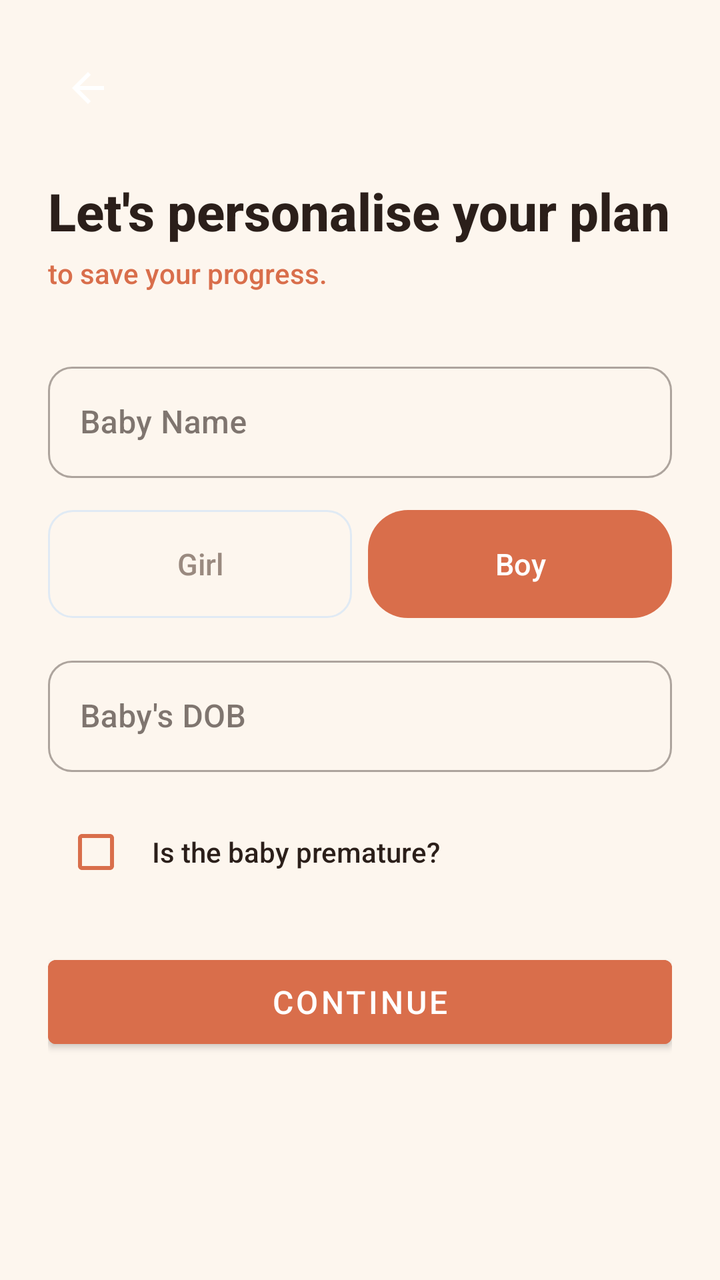
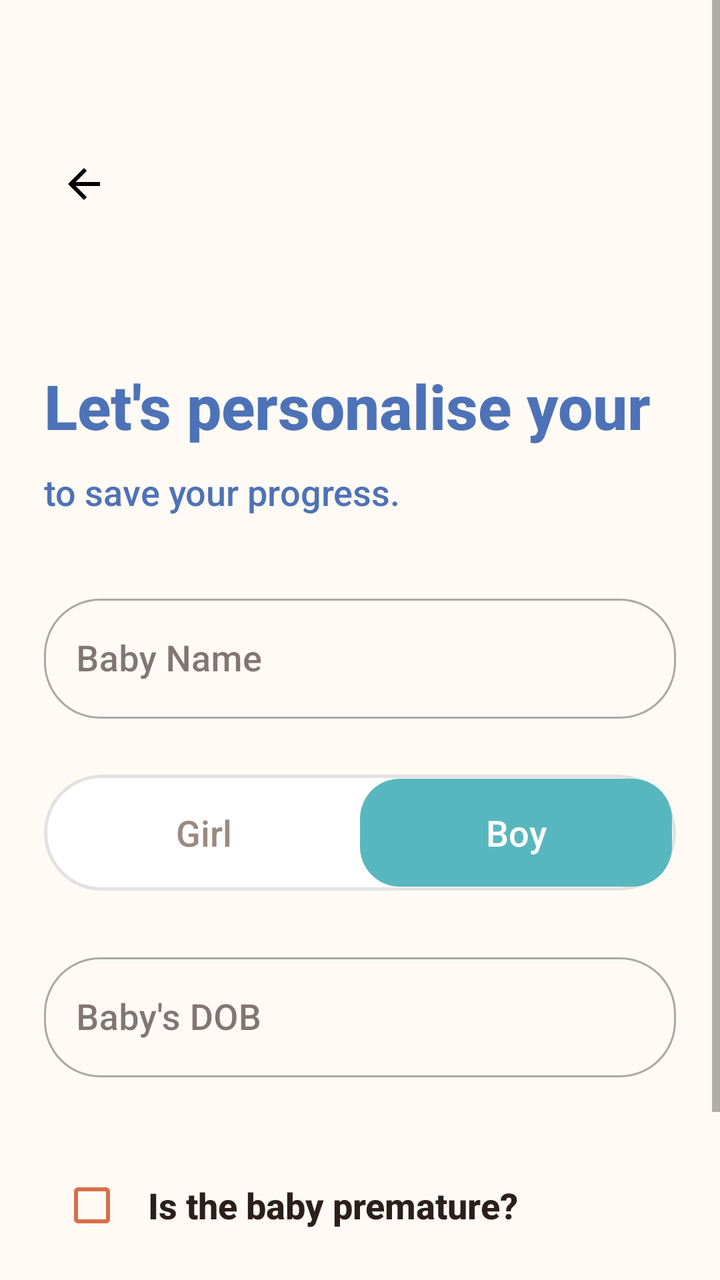

An Android layout rendered at two revisions. The XML below is the earlier revision; the diff shows what the commit changed to produce the second picture.
<!-- AndroidManifest.xml: application theme Theme.TalentBaby -->
<!-- res/layout/activity_add_baby.xml -->
<?xml version="1.0" encoding="utf-8"?>
<ScrollView
    xmlns:android="http://schemas.android.com/apk/res/android"
    xmlns:app="http://schemas.android.com/apk/res-auto"
    android:layout_width="match_parent"
    android:layout_height="match_parent"
    android:background="@color/background"
    android:fillViewport="true">

    <LinearLayout
        android:layout_width="match_parent"
        android:layout_height="wrap_content"
        android:orientation="vertical"
        android:padding="24dp">

        
        <ImageButton
            android:id="@+id/btnBack"
            android:layout_width="40dp"
            android:layout_height="40dp"
            android:background="?attr/selectableItemBackgroundBorderless"
            android:src="@drawable/ic_back"
            android:contentDescription="Back"
            android:layout_marginBottom="24dp" />

        
        <TextView
            android:layout_width="wrap_content"
            android:layout_height="wrap_content"
            android:text="@string/personalise_plan_title"
            android:textSize="26sp"
            android:textStyle="bold"
            android:textColor="@color/text_primary"
            android:layout_marginBottom="4dp" />

        
        <TextView
            android:layout_width="wrap_content"
            android:layout_height="wrap_content"
            android:text="@string/save_progress_subtitle"
            android:textSize="14sp"
            android:textColor="@color/primary"
            android:layout_marginBottom="32dp" />

        
        <LinearLayout
            android:id="@+id/layoutStep1"
            android:layout_width="match_parent"
            android:layout_height="wrap_content"
            android:orientation="vertical">

            <com.google.android.material.textfield.TextInputLayout
                android:layout_width="match_parent"
                android:layout_height="wrap_content"
                android:layout_marginBottom="16dp"
                app:boxCornerRadiusTopStart="12dp"
                app:boxCornerRadiusTopEnd="12dp"
                app:boxCornerRadiusBottomStart="12dp"
                app:boxCornerRadiusBottomEnd="12dp"
                app:boxBackgroundMode="outline"
                style="@style/Widget.MaterialComponents.TextInputLayout.OutlinedBox">
                <com.google.android.material.textfield.TextInputEditText
                    android:id="@+id/editBabyName"
                    android:layout_width="match_parent"
                    android:layout_height="wrap_content"
                    android:hint="@string/baby_name"
                    android:inputType="textPersonName" />
            </com.google.android.material.textfield.TextInputLayout>

            
            <LinearLayout
                android:layout_width="match_parent"
                android:layout_height="54dp"
                android:orientation="horizontal"
                android:layout_marginBottom="16dp">

                <TextView
                    android:id="@+id/btnGirl"
                    android:layout_width="0dp"
                    android:layout_height="match_parent"
                    android:layout_weight="1"
                    android:text="@string/girl"
                    android:textSize="15sp"
                    android:textColor="@color/text_secondary"
                    android:background="@drawable/bg_date_unselected"
                    android:gravity="center"
                    android:layout_marginEnd="8dp"
                    android:clickable="true"
                    android:focusable="true" />

                <TextView
                    android:id="@+id/btnBoy"
                    android:layout_width="0dp"
                    android:layout_height="match_parent"
                    android:layout_weight="1"
                    android:text="@string/boy"
                    android:textSize="15sp"
                    android:textColor="@color/white"
                    android:background="@drawable/bg_teal_button"
                    android:gravity="center"
                    android:clickable="true"
                    android:focusable="true" />
            </LinearLayout>

            
            <com.google.android.material.textfield.TextInputLayout
                android:layout_width="match_parent"
                android:layout_height="wrap_content"
                android:layout_marginBottom="16dp"
                app:boxCornerRadiusTopStart="12dp"
                app:boxCornerRadiusTopEnd="12dp"
                app:boxCornerRadiusBottomStart="12dp"
                app:boxCornerRadiusBottomEnd="12dp"
                app:boxBackgroundMode="outline"
                style="@style/Widget.MaterialComponents.TextInputLayout.OutlinedBox">
                <com.google.android.material.textfield.TextInputEditText
                    android:id="@+id/editBirthDate"
                    android:layout_width="match_parent"
                    android:layout_height="wrap_content"
                    android:hint="@string/baby_dob"
                    android:inputType="none"
                    android:focusable="false"
                    android:clickable="true" />
            </com.google.android.material.textfield.TextInputLayout>

            
            <LinearLayout
                android:layout_width="match_parent"
                android:layout_height="wrap_content"
                android:orientation="horizontal"
                android:gravity="center_vertical"
                android:layout_marginBottom="8dp">

                <com.google.android.material.checkbox.MaterialCheckBox
                    android:id="@+id/checkboxPremature"
                    android:layout_width="wrap_content"
                    android:layout_height="wrap_content"
                    app:buttonTint="@color/primary" />

                <TextView
                    android:layout_width="wrap_content"
                    android:layout_height="wrap_content"
                    android:text="@string/is_premature"
                    android:textSize="14sp"
                    android:textColor="@color/text_primary"
                    android:layout_marginStart="4dp" />
            </LinearLayout>

            
            <com.google.android.material.textfield.TextInputLayout
                android:id="@+id/layoutScheduledDob"
                android:layout_width="match_parent"
                android:layout_height="wrap_content"
                android:layout_marginBottom="4dp"
                android:visibility="gone"
                app:boxCornerRadiusTopStart="12dp"
                app:boxCornerRadiusTopEnd="12dp"
                app:boxCornerRadiusBottomStart="12dp"
                app:boxCornerRadiusBottomEnd="12dp"
                app:boxBackgroundMode="outline"
                style="@style/Widget.MaterialComponents.TextInputLayout.OutlinedBox">
                <com.google.android.material.textfield.TextInputEditText
                    android:id="@+id/editScheduledDob"
                    android:layout_width="match_parent"
                    android:layout_height="wrap_content"
                    android:hint="@string/scheduled_dob"
                    android:inputType="none"
                    android:focusable="false" />
            </com.google.android.material.textfield.TextInputLayout>

            <TextView
                android:id="@+id/textScheduledDobHint"
                android:layout_width="wrap_content"
                android:layout_height="wrap_content"
                android:text="@string/premature_hint"
                android:textSize="12sp"
                android:textColor="@color/text_secondary"
                android:layout_marginBottom="16dp"
                android:visibility="gone" />

        </LinearLayout>

        
        <LinearLayout
            android:id="@+id/layoutStep2"
            android:layout_width="match_parent"
            android:layout_height="wrap_content"
            android:orientation="vertical"
            android:visibility="gone">

            <com.google.android.material.textfield.TextInputLayout
                android:layout_width="match_parent"
                android:layout_height="wrap_content"
                android:layout_marginBottom="20dp"
                app:boxCornerRadiusTopStart="12dp"
                app:boxCornerRadiusTopEnd="12dp"
                app:boxCornerRadiusBottomStart="12dp"
                app:boxCornerRadiusBottomEnd="12dp"
                app:boxBackgroundMode="outline"
                style="@style/Widget.MaterialComponents.TextInputLayout.OutlinedBox">
                <com.google.android.material.textfield.TextInputEditText
                    android:id="@+id/editParentName"
                    android:layout_width="match_parent"
                    android:layout_height="wrap_content"
                    android:hint="@string/your_name"
                    android:inputType="textPersonName" />
            </com.google.android.material.textfield.TextInputLayout>

            <TextView
                android:layout_width="wrap_content"
                android:layout_height="wrap_content"
                android:text="@string/relationship_with_baby"
                android:textSize="14sp"
                android:textColor="@color/text_secondary"
                android:layout_marginBottom="8dp" />

            <RadioGroup
                android:id="@+id/radioGroupRelationship"
                android:layout_width="match_parent"
                android:layout_height="wrap_content"
                android:layout_marginBottom="24dp">

                <RadioButton android:id="@+id/radioFather" android:layout_width="match_parent" android:layout_height="48dp" android:text="@string/rel_father" android:textSize="15sp" android:textColor="@color/text_primary" android:paddingStart="4dp" android:gravity="center_vertical" />
                <View android:layout_width="match_parent" android:layout_height="1dp" android:background="@color/divider" />
                <RadioButton android:id="@+id/radioMother" android:layout_width="match_parent" android:layout_height="48dp" android:text="@string/rel_mother" android:textSize="15sp" android:textColor="@color/text_primary" android:paddingStart="4dp" android:gravity="center_vertical" />
                <View android:layout_width="match_parent" android:layout_height="1dp" android:background="@color/divider" />
                <RadioButton android:id="@+id/radioGrandfather" android:layout_width="match_parent" android:layout_height="48dp" android:text="@string/rel_grandfather" android:textSize="15sp" android:textColor="@color/text_primary" android:paddingStart="4dp" android:gravity="center_vertical" />
                <View android:layout_width="match_parent" android:layout_height="1dp" android:background="@color/divider" />
                <RadioButton android:id="@+id/radioGrandmother" android:layout_width="match_parent" android:layout_height="48dp" android:text="@string/rel_grandmother" android:textSize="15sp" android:textColor="@color/text_primary" android:paddingStart="4dp" android:gravity="center_vertical" />
                <View android:layout_width="match_parent" android:layout_height="1dp" android:background="@color/divider" />
                <RadioButton android:id="@+id/radioBabysitter" android:layout_width="match_parent" android:layout_height="48dp" android:text="@string/rel_babysitter" android:textSize="15sp" android:textColor="@color/text_primary" android:paddingStart="4dp" android:gravity="center_vertical" />
                <View android:layout_width="match_parent" android:layout_height="1dp" android:background="@color/divider" />
                <RadioButton android:id="@+id/radioOther" android:layout_width="match_parent" android:layout_height="48dp" android:text="@string/rel_other" android:textSize="15sp" android:textColor="@color/text_primary" android:paddingStart="4dp" android:gravity="center_vertical" />
            </RadioGroup>
        </LinearLayout>

        
        <Button
            android:id="@+id/buttonContinue"
            android:layout_width="match_parent"
            android:layout_height="54dp"
            android:text="@string/continue_btn"
            android:textSize="16sp"
            android:backgroundTint="@color/primary"
            style="@style/Widget.MaterialComponents.Button"
            android:layout_marginTop="16dp" />

    </LinearLayout>
</ScrollView>
<!-- resources referenced by this layout -->
<resources>
  <color name="background">#FFFDF6EE</color>
  <color name="divider">#FFE0EAF4</color>
  <color name="primary">#FFD96E4B</color>
  <color name="white">#FFFFFFFF</color>
  <!-- drawable bg_date_unselected (drawable) -->
  <?xml version="1.0" encoding="utf-8"?>
  <shape xmlns:android="http://schemas.android.com/apk/res/android"
      android:shape="rectangle">
      <solid android:color="@color/date_unselected_bg" />
      <corners android:radius="12dp" />
      <stroke
          android:width="1dp"
          android:color="@color/divider" />
  </shape>
  <!-- drawable bg_teal_button (drawable) -->
  <?xml version="1.0" encoding="utf-8"?>
  <shape xmlns:android="http://schemas.android.com/apk/res/android"
      android:shape="rectangle">
      <solid android:color="@color/primary" />
      <corners android:radius="20dp" />
  </shape>
  <string name="boy">Boy</string>
  <string name="girl">Girl</string>
  <string name="rel_father">Father</string>
  <string name="rel_mother">Mother</string>
  <string name="rel_other">Other</string>
  <string name="your_name">Your Name</string>
  <style name="Theme.TalentBaby" parent="Theme.MaterialComponents.DayNight.NoActionBar">
          
          <item name="colorPrimary">@color/primary</item>
          <item name="colorPrimaryVariant">@color/primary_dark</item>
          <item name="colorOnPrimary">@color/white</item>
          
          <item name="colorSecondary">@color/secondary</item>
          <item name="colorSecondaryVariant">@color/secondary_dark</item>
          <item name="colorOnSecondary">@color/white</item>
          
          <item name="colorSurface">@color/surface</item>
          <item name="colorOnSurface">@color/text_primary</item>
          <item name="android:colorBackground">@color/background</item>
          <item name="android:windowBackground">@color/background</item>
          
          <item name="android:statusBarColor">@color/background</item>
          <item name="android:windowLightStatusBar">true</item>
          
          <item name="elevationOverlayEnabled">true</item>
          
          <item name="android:fontFamily">sans-serif-medium</item>
      </style>
  <color name="date_unselected_bg">#00FFFFFF</color>
  <color name="secondary">#FFE8B14A</color>
  <color name="surface">#FFFFFFFF</color>
  <!-- unchanged entries left out for length: 17 -->
</resources>

<!-- the commit's change to res/layout/activity_add_baby.xml (unified diff, before → after) -->
@@ -4,14 +4,17 @@
     xmlns:app="http://schemas.android.com/apk/res-auto"
     android:layout_width="match_parent"
     android:layout_height="match_parent"
-    android:background="@color/background"
+    android:background="@color/design_cream"
     android:fillViewport="true">
 
     <LinearLayout
         android:layout_width="match_parent"
-        android:layout_height="wrap_content"
+        android:layout_height="match_parent"
         android:orientation="vertical"
-        android:padding="24dp">
+        android:paddingStart="22dp"
+        android:paddingTop="72dp"
+        android:paddingEnd="22dp"
+        android:paddingBottom="24dp">
 
         
         <ImageButton
@@ -20,27 +23,29 @@
             android:layout_height="40dp"
             android:background="?attr/selectableItemBackgroundBorderless"
             android:src="@drawable/ic_back"
+            android:tint="@color/black"
             android:contentDescription="Back"
-            android:layout_marginBottom="24dp" />
+            android:layout_marginBottom="70dp" />
 
         
         <TextView
             android:layout_width="wrap_content"
             android:layout_height="wrap_content"
             android:text="@string/personalise_plan_title"
-            android:textSize="26sp"
+            android:textSize="31sp"
             android:textStyle="bold"
-            android:textColor="@color/text_primary"
-            android:layout_marginBottom="4dp" />
+            android:textColor="@color/design_blue"
+            android:maxLines="1"
+            android:layout_marginBottom="10dp" />
 
         
         <TextView
             android:layout_width="wrap_content"
             android:layout_height="wrap_content"
             android:text="@string/save_progress_subtitle"
-            android:textSize="14sp"
-            android:textColor="@color/primary"
-            android:layout_marginBottom="32dp" />
+            android:textSize="18sp"
+            android:textColor="@color/design_blue"
+            android:layout_marginBottom="36dp" />
 
         
         <LinearLayout
@@ -52,27 +57,30 @@
             <com.google.android.material.textfield.TextInputLayout
                 android:layout_width="match_parent"
                 android:layout_height="wrap_content"
-                android:layout_marginBottom="16dp"
-                app:boxCornerRadiusTopStart="12dp"
-                app:boxCornerRadiusTopEnd="12dp"
-                app:boxCornerRadiusBottomStart="12dp"
-                app:boxCornerRadiusBottomEnd="12dp"
+                android:layout_marginBottom="28dp"
+                app:boxCornerRadiusTopStart="28dp"
+                app:boxCornerRadiusTopEnd="28dp"
+                app:boxCornerRadiusBottomStart="28dp"
+                app:boxCornerRadiusBottomEnd="28dp"
                 app:boxBackgroundMode="outline"
                 style="@style/Widget.MaterialComponents.TextInputLayout.OutlinedBox">
                 <com.google.android.material.textfield.TextInputEditText
                     android:id="@+id/editBabyName"
                     android:layout_width="match_parent"
-                    android:layout_height="wrap_content"
+                    android:layout_height="60dp"
                     android:hint="@string/baby_name"
+                    android:textSize="18sp"
                     android:inputType="textPersonName" />
             </com.google.android.material.textfield.TextInputLayout>
 
             
             <LinearLayout
                 android:layout_width="match_parent"
-                android:layout_height="54dp"
+                android:layout_height="58dp"
                 android:orientation="horizontal"
-                android:layout_marginBottom="16dp">
+                android:background="@drawable/bg_soft_input"
+                android:padding="2dp"
+                android:layout_marginBottom="28dp">
 
                 <TextView
                     android:id="@+id/btnGirl"
@@ -80,11 +88,10 @@
                     android:layout_height="match_parent"
                     android:layout_weight="1"
                     android:text="@string/girl"
-                    android:textSize="15sp"
+                    android:textSize="18sp"
                     android:textColor="@color/text_secondary"
-                    android:background="@drawable/bg_date_unselected"
+                    android:background="@android:color/transparent"
                     android:gravity="center"
-                    android:layout_marginEnd="8dp"
                     android:clickable="true"
                     android:focusable="true" />
 
@@ -94,7 +101,7 @@
                     android:layout_height="match_parent"
                     android:layout_weight="1"
                     android:text="@string/boy"
-                    android:textSize="15sp"
+                    android:textSize="18sp"
                     android:textColor="@color/white"
                     android:background="@drawable/bg_teal_button"
                     android:gravity="center"
@@ -104,22 +111,27 @@
 
             
             <com.google.android.material.textfield.TextInputLayout
-                android:layout_width="match_parent"
-                android:layout_height="wrap_content"
-                android:layout_marginBottom="16dp"
-                app:boxCornerRadiusTopStart="12dp"
-                app:boxCornerRadiusTopEnd="12dp"
-                app:boxCornerRadiusBottomStart="12dp"
-                app:boxCornerRadiusBottomEnd="12dp"
+                android:id="@+id/layoutBirthDate"
+                android:layout_width="match_parent"
+                android:layout_height="wrap_content"
+                android:layout_marginBottom="40dp"
+                android:clickable="true"
+                android:focusable="true"
+                app:boxCornerRadiusTopStart="28dp"
+                app:boxCornerRadiusTopEnd="28dp"
+                app:boxCornerRadiusBottomStart="28dp"
+                app:boxCornerRadiusBottomEnd="28dp"
                 app:boxBackgroundMode="outline"
                 style="@style/Widget.MaterialComponents.TextInputLayout.OutlinedBox">
                 <com.google.android.material.textfield.TextInputEditText
                     android:id="@+id/editBirthDate"
                     android:layout_width="match_parent"
-                    android:layout_height="wrap_content"
+                    android:layout_height="60dp"
                     android:hint="@string/baby_dob"
+                    android:textSize="18sp"
                     android:inputType="none"
                     android:focusable="false"
+                    android:focusableInTouchMode="false"
                     android:clickable="true" />
             </com.google.android.material.textfield.TextInputLayout>
 
@@ -141,7 +153,8 @@
                     android:layout_width="wrap_content"
                     android:layout_height="wrap_content"
                     android:text="@string/is_premature"
-                    android:textSize="14sp"
+                    android:textSize="18sp"
+                    android:textStyle="bold"
                     android:textColor="@color/text_primary"
                     android:layout_marginStart="4dp" />
             </LinearLayout>
@@ -153,10 +166,12 @@
                 android:layout_height="wrap_content"
                 android:layout_marginBottom="4dp"
                 android:visibility="gone"
-                app:boxCornerRadiusTopStart="12dp"
-                app:boxCornerRadiusTopEnd="12dp"
-                app:boxCornerRadiusBottomStart="12dp"
-                app:boxCornerRadiusBottomEnd="12dp"
+                android:clickable="true"
+                android:focusable="true"
+                app:boxCornerRadiusTopStart="28dp"
+                app:boxCornerRadiusTopEnd="28dp"
+                app:boxCornerRadiusBottomStart="28dp"
+                app:boxCornerRadiusBottomEnd="28dp"
                 app:boxBackgroundMode="outline"
                 style="@style/Widget.MaterialComponents.TextInputLayout.OutlinedBox">
                 <com.google.android.material.textfield.TextInputEditText
@@ -165,7 +180,9 @@
                     android:layout_height="wrap_content"
                     android:hint="@string/scheduled_dob"
                     android:inputType="none"
-                    android:focusable="false" />
+                    android:focusable="false"
+                    android:focusableInTouchMode="false"
+                    android:clickable="true" />
             </com.google.android.material.textfield.TextInputLayout>
 
             <TextView
@@ -192,10 +209,10 @@
                 android:layout_width="match_parent"
                 android:layout_height="wrap_content"
                 android:layout_marginBottom="20dp"
-                app:boxCornerRadiusTopStart="12dp"
-                app:boxCornerRadiusTopEnd="12dp"
-                app:boxCornerRadiusBottomStart="12dp"
-                app:boxCornerRadiusBottomEnd="12dp"
+                app:boxCornerRadiusTopStart="28dp"
+                app:boxCornerRadiusTopEnd="28dp"
+                app:boxCornerRadiusBottomStart="28dp"
+                app:boxCornerRadiusBottomEnd="28dp"
                 app:boxBackgroundMode="outline"
                 style="@style/Widget.MaterialComponents.TextInputLayout.OutlinedBox">
                 <com.google.android.material.textfield.TextInputEditText
@@ -230,18 +247,31 @@
                 <View android:layout_width="match_parent" android:layout_height="1dp" android:background="@color/divider" />
                 <RadioButton android:id="@+id/radioBabysitter" android:layout_width="match_parent" android:layout_height="48dp" android:text="@string/rel_babysitter" android:textSize="15sp" android:textColor="@color/text_primary" android:paddingStart="4dp" android:gravity="center_vertical" />
                 <View android:layout_width="match_parent" android:layout_height="1dp" android:background="@color/divider" />
+                <RadioButton android:id="@+id/radioAunt" android:layout_width="match_parent" android:layout_height="48dp" android:text="@string/rel_aunt" android:textSize="15sp" android:textColor="@color/text_primary" android:paddingStart="4dp" android:gravity="center_vertical" />
+                <View android:layout_width="match_parent" android:layout_height="1dp" android:background="@color/divider" />
+                <RadioButton android:id="@+id/radioUncle" android:layout_width="match_parent" android:layout_height="48dp" android:text="@string/rel_uncle" android:textSize="15sp" android:textColor="@color/text_primary" android:paddingStart="4dp" android:gravity="center_vertical" />
+                <View android:layout_width="match_parent" android:layout_height="1dp" android:background="@color/divider" />
+                <RadioButton android:id="@+id/radioDevelopmentProfessional" android:layout_width="match_parent" android:layout_height="48dp" android:text="@string/rel_development_professional" android:textSize="15sp" android:textColor="@color/text_primary" android:paddingStart="4dp" android:gravity="center_vertical" />
+                <View android:layout_width="match_parent" android:layout_height="1dp" android:background="@color/divider" />
                 <RadioButton android:id="@+id/radioOther" android:layout_width="match_parent" android:layout_height="48dp" android:text="@string/rel_other" android:textSize="15sp" android:textColor="@color/text_primary" android:paddingStart="4dp" android:gravity="center_vertical" />
             </RadioGroup>
         </LinearLayout>
 
+        <View
+            android:layout_width="match_parent"
+            android:layout_height="0dp"
+            android:layout_weight="1" />
+
         
         <Button
             android:id="@+id/buttonContinue"
             android:layout_width="match_parent"
-            android:layout_height="54dp"
+            android:layout_height="62dp"
             android:text="@string/continue_btn"
-            android:textSize="16sp"
-            android:backgroundTint="@color/primary"
+            android:textSize="18sp"
+            android:textColor="@color/design_gray"
+            android:background="@drawable/bg_disabled_pill"
+            android:backgroundTint="@null"
             style="@style/Widget.MaterialComponents.Button"
             android:layout_marginTop="16dp" />
 
<!-- resource entries referenced after the edit -->
@@ -1,31 +1,58 @@
 <!-- resources referenced by this layout -->
 <resources>
+  <color name="black">#FF000000</color>
+  <color name="design_blue">#FF4E72B7</color>
+  <color name="design_cream">#FFFFFBF4</color>
+  <color name="design_gray">#FF7C7E83</color>
   <color name="background">#FFFDF6EE</color>
+  <style name="Animation.TalentBaby.None" parent="@android:style/Animation">
+          <item name="android:activityOpenEnterAnimation">@null</item>
+          <item name="android:activityOpenExitAnimation">@null</item>
+          <item name="android:activityCloseEnterAnimation">@null</item>
+          <item name="android:activityCloseExitAnimation">@null</item>
+          <item name="android:taskOpenEnterAnimation">@null</item>
+          <item name="android:taskOpenExitAnimation">@null</item>
+          <item name="android:taskCloseEnterAnimation">@null</item>
+          <item name="android:taskCloseExitAnimation">@null</item>
+          <item name="android:taskToFrontEnterAnimation">@null</item>
+          <item name="android:taskToFrontExitAnimation">@null</item>
+          <item name="android:taskToBackEnterAnimation">@null</item>
+          <item name="android:taskToBackExitAnimation">@null</item>
+      </style>
+  <color name="app_header_start">#FFC8EEF4</color>
   <color name="divider">#FFE0EAF4</color>
   <color name="primary">#FFD96E4B</color>
   <color name="white">#FFFFFFFF</color>
-  <!-- drawable bg_date_unselected (drawable) -->
+  <!-- drawable bg_disabled_pill (drawable) -->
   <?xml version="1.0" encoding="utf-8"?>
-  <shape xmlns:android="http://schemas.android.com/apk/res/android"
-      android:shape="rectangle">
-      <solid android:color="@color/date_unselected_bg" />
-      <corners android:radius="12dp" />
+  <shape xmlns:android="http://schemas.android.com/apk/res/android">
+      <solid android:color="#E1E6EA" />
+      <corners android:radius="30dp" />
+  </shape>
+  <!-- drawable bg_soft_input (drawable) -->
+  <?xml version="1.0" encoding="utf-8"?>
+  <shape xmlns:android="http://schemas.android.com/apk/res/android">
+      <solid android:color="@color/white" />
+      <corners android:radius="28dp" />
       <stroke
-          android:width="1dp"
-          android:color="@color/divider" />
+          android:width="1.5dp"
+          android:color="@color/design_line" />
   </shape>
   <!-- drawable bg_teal_button (drawable) -->
   <?xml version="1.0" encoding="utf-8"?>
   <shape xmlns:android="http://schemas.android.com/apk/res/android"
       android:shape="rectangle">
-      <solid android:color="@color/primary" />
+      <solid android:color="@color/home_teal" />
       <corners android:radius="20dp" />
   </shape>
   <string name="boy">Boy</string>
   <string name="girl">Girl</string>
+  <string name="rel_aunt">Aunt</string>
+  <string name="rel_development_professional">Development Professional</string>
   <string name="rel_father">Father</string>
   <string name="rel_mother">Mother</string>
   <string name="rel_other">Other</string>
+  <string name="rel_uncle">Uncle</string>
   <string name="your_name">Your Name</string>
   <style name="Theme.TalentBaby" parent="Theme.MaterialComponents.DayNight.NoActionBar">
           
@@ -41,15 +68,19 @@
           <item name="colorOnSurface">@color/text_primary</item>
           <item name="android:colorBackground">@color/background</item>
           <item name="android:windowBackground">@color/background</item>
+          <item name="android:windowAnimationStyle">@style/Animation.TalentBaby.None</item>
+          <item name="android:forceDarkAllowed">false</item>
           
-          <item name="android:statusBarColor">@color/background</item>
-          <item name="android:windowLightStatusBar">true</item>
+          <item name="android:statusBarColor">@color/app_header_start</item>
+          <item name="android:navigationBarColor">@color/white</item>
+          <item name="android:windowLightStatusBar">false</item>
           
           <item name="elevationOverlayEnabled">true</item>
           
           <item name="android:fontFamily">sans-serif-medium</item>
       </style>
-  <color name="date_unselected_bg">#00FFFFFF</color>
+  <color name="design_line">#FFE2E2E2</color>
+  <color name="home_teal">#FF58B7BE</color>
   <color name="secondary">#FFE8B14A</color>
   <color name="surface">#FFFFFFFF</color>
   <!-- unchanged entries left out for length: 17 -->
